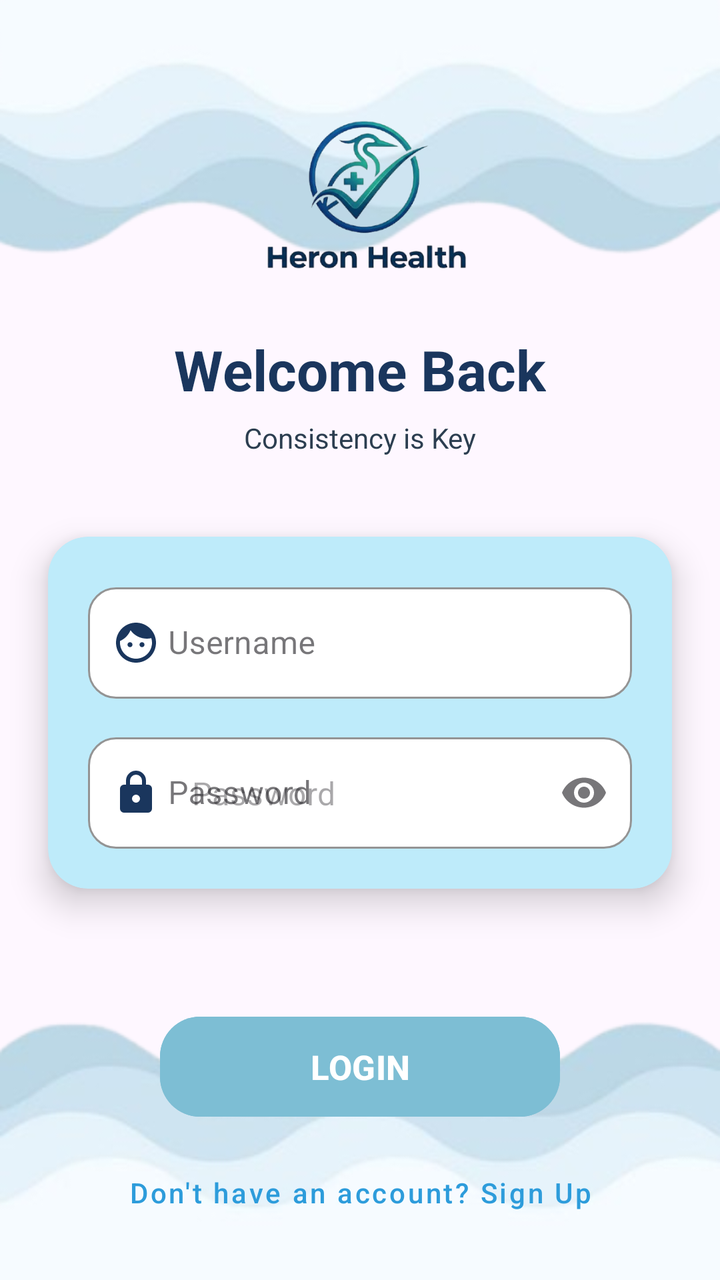
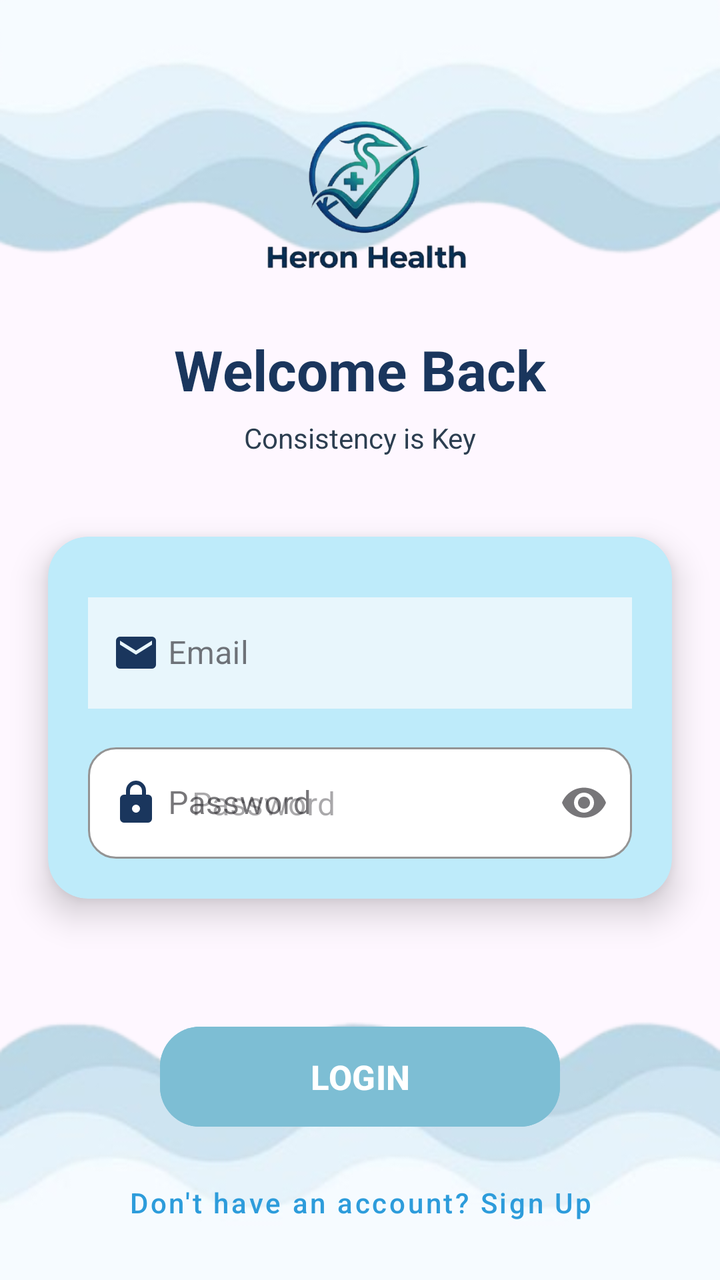

Compare the two renders of this Android layout. The source of the first and the diff that turns it into the second are given below.
<!-- AndroidManifest.xml: application theme Theme.HeronHealth -->
<!-- res/layout/activity_login.xml -->
<?xml version="1.0" encoding="utf-8"?>
<androidx.constraintlayout.widget.ConstraintLayout
    xmlns:android="http://schemas.android.com/apk/res/android"
    xmlns:app="http://schemas.android.com/apk/res-auto"
    xmlns:tools="http://schemas.android.com/tools"
    android:id="@+id/main"
    android:layout_width="match_parent"
    android:layout_height="match_parent"
    android:background="@drawable/bg4"
    tools:context=".LoginActivity">

    <ImageView
        android:id="@+id/imgLogo"
        android:layout_width="110dp"
        android:layout_height="110dp"
        android:layout_marginTop="40dp"
        android:src="@drawable/logo"
        android:contentDescription="Logo"
        android:scaleType="centerCrop"
        app:layout_constraintTop_toTopOf="parent"
        app:layout_constraintStart_toStartOf="parent"
        app:layout_constraintEnd_toEndOf="parent"/>

    <TextView
        android:id="@+id/tvLogin"
        android:layout_width="wrap_content"
        android:layout_height="wrap_content"
        android:text="Welcome Back"
        android:textSize="28sp"
        android:textStyle="bold"
        android:textColor="#1A365D"
        android:layout_marginTop="16dp"
        app:layout_constraintTop_toBottomOf="@id/imgLogo"
        app:layout_constraintStart_toStartOf="parent"
        app:layout_constraintEnd_toEndOf="parent"/>

    <TextView
        android:id="@+id/tvSubtitle"
        android:layout_width="wrap_content"
        android:layout_height="wrap_content"
        android:text="Consistency is Key"
        android:textSize="14sp"
        android:textColor="#2C3E50"
        android:layout_marginTop="6dp"
        app:layout_constraintTop_toBottomOf="@id/tvLogin"
        app:layout_constraintStart_toStartOf="parent"
        app:layout_constraintEnd_toEndOf="parent"/>

    <androidx.cardview.widget.CardView
        android:id="@+id/cardLogin"
        android:layout_width="0dp"
        android:layout_height="wrap_content"
        android:layout_marginStart="24dp"
        android:layout_marginEnd="24dp"
        android:layout_marginTop="40dp"
        app:cardCornerRadius="20dp"
        app:cardElevation="10dp"
        app:cardBackgroundColor="#beebfa"
        app:layout_constraintTop_toBottomOf="@id/tvSubtitle"
        app:layout_constraintStart_toStartOf="parent"
        app:layout_constraintEnd_toEndOf="parent">

        <LinearLayout
            android:layout_width="match_parent"
            android:layout_height="wrap_content"
            android:orientation="vertical"
            android:padding="20dp">

            <com.google.android.material.textfield.TextInputLayout
                style="@style/Widget.MaterialComponents.TextInputLayout.OutlinedBox"
                android:layout_width="match_parent"
                android:layout_height="wrap_content"
                app:boxBackgroundColor="#FFFFFF"
                app:boxCornerRadiusTopStart="14dp"
                app:boxCornerRadiusTopEnd="14dp"
                app:boxCornerRadiusBottomStart="14dp"
                app:boxCornerRadiusBottomEnd="14dp"
                app:boxStrokeColor="#2D9CDB"
                app:startIconDrawable="@drawable/ic_face"
                app:startIconTint="#1A365D">

                <com.google.android.material.textfield.TextInputEditText
                    android:id="@+id/etUsername"
                    android:layout_width="match_parent"
                    android:layout_height="wrap_content"
                    android:hint="Username"
                    android:textColor="#2C3E50"
                    android:inputType="text"
                    android:paddingStart="40dp"/>
            </com.google.android.material.textfield.TextInputLayout>

            <com.google.android.material.textfield.TextInputLayout
                style="@style/Widget.MaterialComponents.TextInputLayout.OutlinedBox"
                android:layout_width="match_parent"
                android:layout_height="wrap_content"
                android:layout_marginTop="14dp"
                android:hint="Password"
                app:endIconMode="password_toggle"
                app:boxBackgroundColor="#FFFFFF"
                app:boxCornerRadiusTopStart="14dp"
                app:boxCornerRadiusTopEnd="14dp"
                app:boxCornerRadiusBottomStart="14dp"
                app:boxCornerRadiusBottomEnd="14dp"
                app:boxStrokeColor="#2D9CDB"
                app:startIconDrawable="@drawable/ic_lock"
                app:startIconTint="#1A365D">

                <com.google.android.material.textfield.TextInputEditText
                    android:id="@+id/etPassword"
                    android:layout_width="match_parent"
                    android:layout_height="wrap_content"
                    android:hint="Password"
                    android:textColor="#2C3E50"
                    android:inputType="textPassword"
                    android:paddingStart="40dp"/>
            </com.google.android.material.textfield.TextInputLayout>

        </LinearLayout>

    </androidx.cardview.widget.CardView>

    <Button
        android:id="@+id/btnLogin"
        android:layout_width="0dp"
        android:layout_height="58dp"
        android:layout_marginStart="80dp"
        android:layout_marginEnd="80dp"
        android:layout_marginTop="60dp"
        android:text="LOGIN"
        android:textColor="#FFFFFF"
        android:textStyle="bold"
        android:textSize="17sp"
        android:backgroundTint="#7dbed4"
        app:cornerRadius="20dp"
        app:layout_constraintTop_toBottomOf="@id/cardLogin"
        app:layout_constraintStart_toStartOf="parent"
        app:layout_constraintEnd_toEndOf="parent"/>

    <Button
        android:id="@+id/btnSignUp"
        style="@style/Widget.MaterialComponents.Button.TextButton"
        android:layout_width="wrap_content"
        android:layout_height="wrap_content"
        android:text="Don't have an account? Sign Up"
        android:textAllCaps="false"
        android:textColor="#2D9CDB"
        android:layout_marginTop="10dp"
        app:layout_constraintTop_toBottomOf="@id/btnLogin"
        app:layout_constraintStart_toStartOf="parent"
        app:layout_constraintEnd_toEndOf="parent"/>

</androidx.constraintlayout.widget.ConstraintLayout>
<!-- resources referenced by this layout -->
<resources>
  <!-- drawable bg4: png bitmap (drawable, 73502 bytes) -->
  <!-- drawable ic_face (drawable) -->
  <vector xmlns:android="http://schemas.android.com/apk/res/android" android:height="24dp" android:tint="#20C8DC" android:viewportHeight="24" android:viewportWidth="24" android:width="24dp">
        
      <path android:fillColor="@android:color/white" android:pathData="M9,11.75c-0.69,0 -1.25,0.56 -1.25,1.25s0.56,1.25 1.25,1.25 1.25,-0.56 1.25,-1.25 -0.56,-1.25 -1.25,-1.25zM15,11.75c-0.69,0 -1.25,0.56 -1.25,1.25s0.56,1.25 1.25,1.25 1.25,-0.56 1.25,-1.25 -0.56,-1.25 -1.25,-1.25zM12,2C6.48,2 2,6.48 2,12s4.48,10 10,10 10,-4.48 10,-10S17.52,2 12,2zM12,20c-4.41,0 -8,-3.59 -8,-8 0,-0.29 0.02,-0.58 0.05,-0.86 2.36,-1.05 4.23,-2.98 5.21,-5.37C11.07,8.33 14.05,10 17.42,10c0.78,0 1.53,-0.09 2.25,-0.26 0.21,0.71 0.33,1.47 0.33,2.26 0,4.41 -3.59,8 -8,8z"/>
      
  </vector>
  <!-- drawable ic_lock (drawable) -->
  <vector xmlns:android="http://schemas.android.com/apk/res/android"
      android:width="24dp"
      android:height="24dp"
      android:viewportWidth="24"
      android:viewportHeight="24">
  
      <path
          android:fillColor="#1A365D"
          android:pathData="M12,17A2,2 0,0 1,10 15A2,2 0,0 1,12 13A2,2 0,0 1,14 15A2,2 0,0 1,12 17M18,8H17V6A5,5 0,0 0,7 6V8H6A2,2 0,0 0,4 10V20A2,2 0,0 0,6 22H18A2,2 0,0 0,20 20V10A2,2 0,0 0,18 8M9,6A3,3 0,0 1,15 6V8H9V6Z"/>
  </vector>
  <!-- drawable logo: png bitmap (drawable, 84184 bytes) -->
  <style name="Theme.HeronHealth" parent="Base.Theme.HeronHealth" />
  <style name="Base.Theme.HeronHealth" parent="Theme.Material3.DayNight.NoActionBar">
          
          
      </style>
</resources>

<!-- the commit's change to res/layout/activity_login.xml (unified diff, before → after) -->
@@ -70,23 +70,25 @@
                 style="@style/Widget.MaterialComponents.TextInputLayout.OutlinedBox"
                 android:layout_width="match_parent"
                 android:layout_height="wrap_content"
+                android:layout_marginTop="5dp"
+                android:hint="Email"
                 app:boxBackgroundColor="#FFFFFF"
+                app:boxCornerRadiusBottomEnd="14dp"
+                app:boxCornerRadiusBottomStart="14dp"
+                app:boxCornerRadiusTopEnd="14dp"
                 app:boxCornerRadiusTopStart="14dp"
-                app:boxCornerRadiusTopEnd="14dp"
-                app:boxCornerRadiusBottomStart="14dp"
-                app:boxCornerRadiusBottomEnd="14dp"
                 app:boxStrokeColor="#2D9CDB"
-                app:startIconDrawable="@drawable/ic_face"
+                app:startIconDrawable="@drawable/ic_email"
                 app:startIconTint="#1A365D">
 
                 <com.google.android.material.textfield.TextInputEditText
-                    android:id="@+id/etUsername"
+                    android:id="@+id/etEmail"
                     android:layout_width="match_parent"
                     android:layout_height="wrap_content"
-                    android:hint="Username"
+                    android:inputType="textEmailAddress"
                     android:textColor="#2C3E50"
-                    android:inputType="text"
-                    android:paddingStart="40dp"/>
+                    android:paddingStart="40dp"
+                    android:background="#e8f6fc"/>
             </com.google.android.material.textfield.TextInputLayout>
 
             <com.google.android.material.textfield.TextInputLayout
<!-- resource entries referenced after the edit -->
@@ -1,11 +1,16 @@
 <!-- resources referenced by this layout -->
 <resources>
   <!-- drawable bg4: png bitmap (drawable, 73502 bytes) -->
-  <!-- drawable ic_face (drawable) -->
-  <vector xmlns:android="http://schemas.android.com/apk/res/android" android:height="24dp" android:tint="#20C8DC" android:viewportHeight="24" android:viewportWidth="24" android:width="24dp">
-        
-      <path android:fillColor="@android:color/white" android:pathData="M9,11.75c-0.69,0 -1.25,0.56 -1.25,1.25s0.56,1.25 1.25,1.25 1.25,-0.56 1.25,-1.25 -0.56,-1.25 -1.25,-1.25zM15,11.75c-0.69,0 -1.25,0.56 -1.25,1.25s0.56,1.25 1.25,1.25 1.25,-0.56 1.25,-1.25 -0.56,-1.25 -1.25,-1.25zM12,2C6.48,2 2,6.48 2,12s4.48,10 10,10 10,-4.48 10,-10S17.52,2 12,2zM12,20c-4.41,0 -8,-3.59 -8,-8 0,-0.29 0.02,-0.58 0.05,-0.86 2.36,-1.05 4.23,-2.98 5.21,-5.37C11.07,8.33 14.05,10 17.42,10c0.78,0 1.53,-0.09 2.25,-0.26 0.21,0.71 0.33,1.47 0.33,2.26 0,4.41 -3.59,8 -8,8z"/>
-      
+  <!-- drawable ic_email (drawable) -->
+  <vector xmlns:android="http://schemas.android.com/apk/res/android"
+      android:width="24dp"
+      android:height="24dp"
+      android:viewportWidth="24"
+      android:viewportHeight="24">
+  
+      <path
+          android:fillColor="#1A365D"
+          android:pathData="M20,4H4A2,2 0,0 0,2 6V18A2,2 0,0 0,4 20H20A2,2 0,0 0,22 18V6A2,2 0,0 0,20 4M20,8L12,13L4,8V6L12,11L20,6V8Z"/>
   </vector>
   <!-- drawable ic_lock (drawable) -->
   <vector xmlns:android="http://schemas.android.com/apk/res/android"
